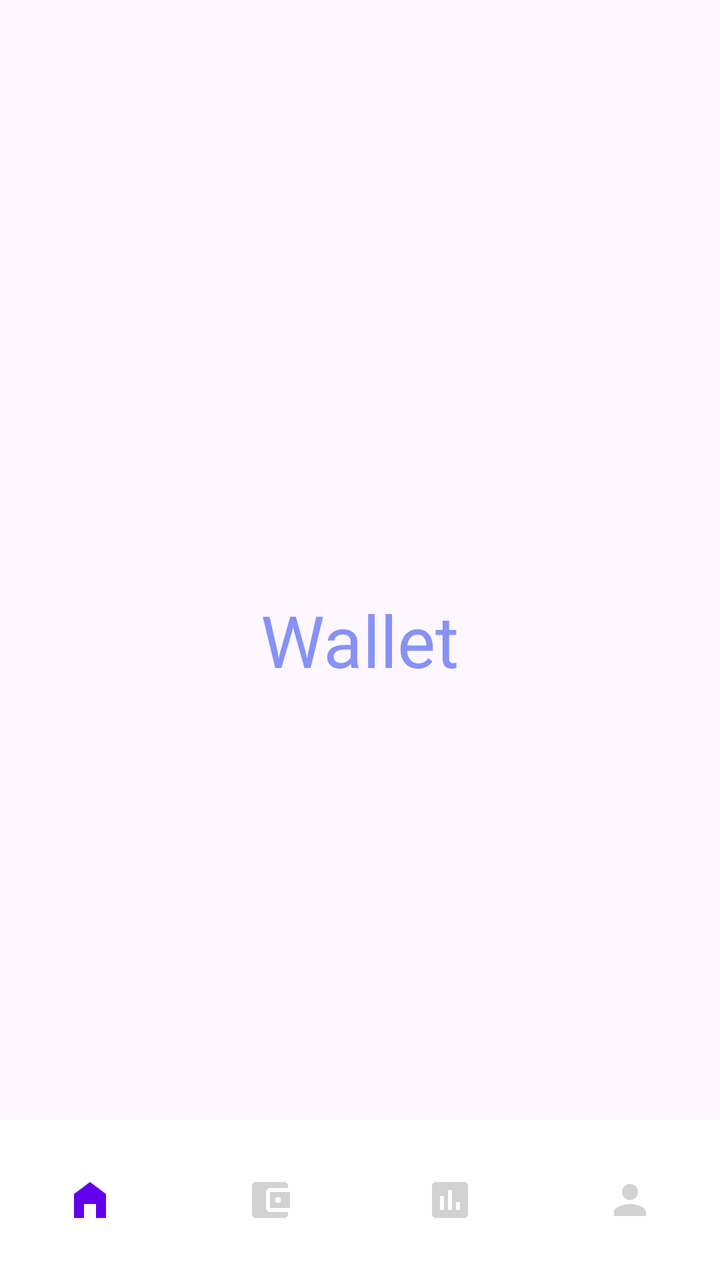
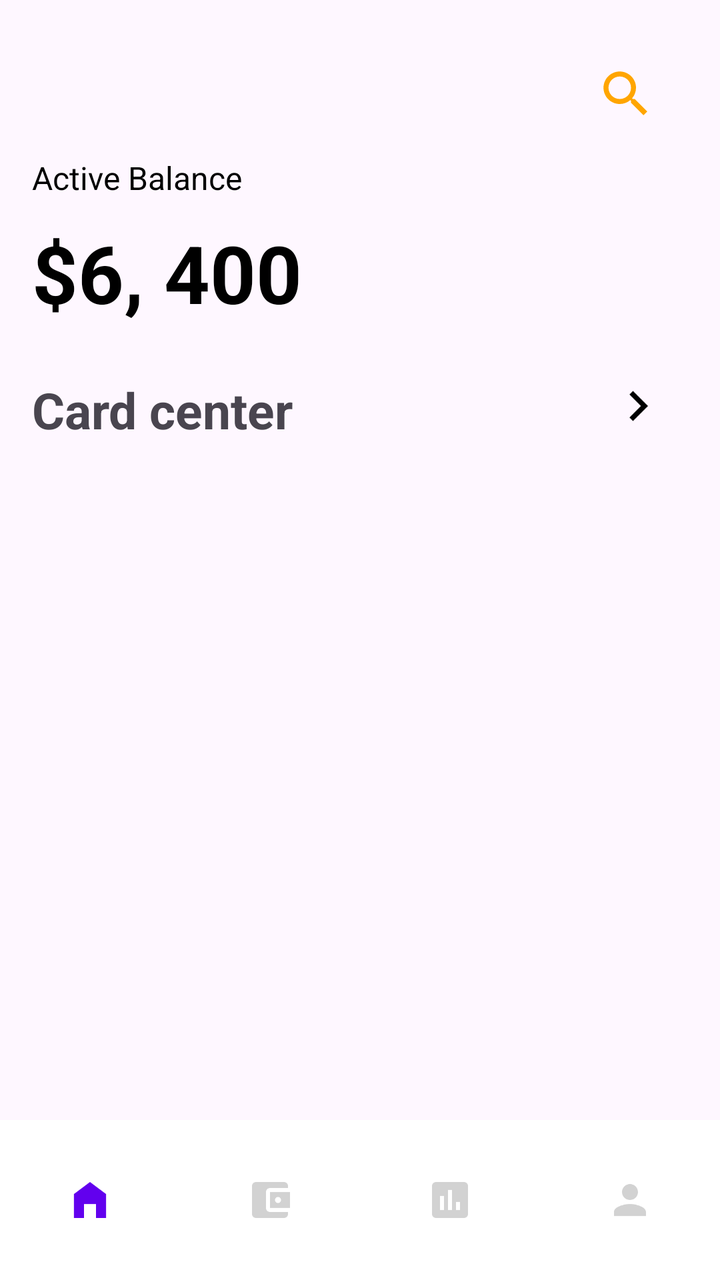

Screens rendered from an Android XML layout before and after an edit, with the pre-edit source and the edit as a unified diff.
<!-- AndroidManifest.xml: application theme Theme.Bankify -->
<!-- res/layout/fragment_wallet.xml -->
<?xml version="1.0" encoding="utf-8"?>
<RelativeLayout xmlns:android="http://schemas.android.com/apk/res/android"
    xmlns:app="http://schemas.android.com/apk/res-auto"
    xmlns:tools="http://schemas.android.com/tools"
    android:layout_width="match_parent"
    android:layout_height="match_parent"
    tools:context=".fragments.WalletPage">

    <TextView
        android:layout_width="wrap_content"
        android:layout_height="wrap_content"
        android:text="Wallet"
        android:textSize="36sp"
        android:textColor="@color/lavender"
        android:layout_centerInParent="true"/>

    <com.google.android.material.bottomnavigation.BottomNavigationView
        android:layout_width="match_parent"
        android:layout_height="wrap_content"
        android:id="@+id/bottomNavigationView"
        android:layout_alignParentBottom="true"
        android:background="@drawable/bg_bottom"
        android:elevation="2dp"
        app:menu="@menu/bottom_menu"
        app:itemIconSize="24dp"
        app:itemIconTint="@drawable/selector_item"
        app:itemRippleColor="@android:color/transparent"
        app:labelVisibilityMode="unlabeled" />

</RelativeLayout>
<!-- resources referenced by this layout -->
<resources>
  <color name="lavender">#8692F7</color>
  <!-- drawable bg_bottom (drawable) -->
  <?xml version="1.0" encoding="utf-8"?>
  <shape xmlns:android="http://schemas.android.com/apk/res/android" android:shape="rectangle">
      <solid android:color="@color/white" />
      <corners android:radius="0dp" />
      <padding android:left="0dp" android:top="0dp" android:right="0dp" android:bottom="0dp" />
      <stroke android:width="0dp" android:color="@android:color/transparent" />
  </shape>
  <!-- drawable selector_item (drawable) -->
  <?xml version="1.0" encoding="utf-8"?>
  <selector xmlns:android="http://schemas.android.com/apk/res/android">
      <item
          android:state_selected="true"
          android:color="@color/purple_500"/>
  
      <item
          android:state_selected="false"
          android:color="@color/grey"/>
  </selector>
  <style name="Theme.Bankify" parent="Base.Theme.Bankify" />
  <color name="white">#FFFFFFFF</color>
  <color name="purple_500">#FF6200EE</color>
  <color name="grey">#d2d2d2</color>
  <style name="Base.Theme.Bankify" parent="Theme.Material3.DayNight.NoActionBar">
          
           <item name="colorPrimary">@color/lavender</item>
           <item name="colorPrimaryVariant">@color/lavender</item>
           <item name="colorOnPrimary">@color/white</item>
          
          <item name="colorSecondary">@color/teal_200</item>
          <item name="colorSecondaryVariant">@color/teal_700</item>
          <item name="colorOnSecondary">@color/black</item>
          
          <item name="android:statusBarColor">@android:color/white</item>
          <item name="android:windowLightStatusBar">true</item>
          <item name="android:windowTranslucentStatus">true</item>
      </style>
  <color name="teal_200">#FF03DAC5</color>
  <color name="teal_700">#FF018786</color>
  <color name="black">#FF000000</color>
</resources>

<!-- the commit's change to res/layout/fragment_wallet.xml (unified diff, before → after) -->
@@ -6,13 +6,83 @@
     android:layout_height="match_parent"
     tools:context=".fragments.WalletPage">
 
-    <TextView
+    <ScrollView
         android:layout_width="wrap_content"
         android:layout_height="wrap_content"
-        android:text="Wallet"
-        android:textSize="36sp"
-        android:textColor="@color/lavender"
-        android:layout_centerInParent="true"/>
+        android:fillViewport="true">
+
+        <LinearLayout
+            android:layout_width="match_parent"
+            android:layout_height="wrap_content"
+            android:orientation="vertical"
+            android:padding="16dp">
+
+            <RelativeLayout
+                android:layout_width="wrap_content"
+                android:layout_height="wrap_content"
+                android:padding="16dp">
+                <ImageView
+                    android:layout_width="30dp"
+                    android:layout_height="30dp"
+                    android:layout_alignParentEnd="true"
+                    android:layout_centerVertical="true"
+                    android:src="@drawable/ic_search_24"
+                    android:contentDescription="Search Icon"
+                    app:tint="#FFA500"
+                    />
+            </RelativeLayout>
+
+            <LinearLayout
+                android:layout_width="match_parent"
+                android:layout_height="wrap_content"
+                android:orientation="vertical">
+                <TextView
+                    android:id="@+id/walletBalanceTitle"
+                    android:layout_width="wrap_content"
+                    android:layout_height="wrap_content"
+                    android:layout_alignParentStart="true"
+                    android:text="Active Balance"
+                    android:textSize="16sp"
+                    android:textColor="@android:color/black" />
+
+                <TextView
+                    android:id="@+id/walletBalance"
+                    android:layout_width="wrap_content"
+                    android:layout_height="wrap_content"
+                    android:layout_alignParentStart="true"
+                    android:layout_below="@+id/walletBalanceTitle"
+                    android:layout_marginVertical="10dp"
+                    android:text="$6, 400"
+                    android:textSize="40sp"
+                    android:textStyle="bold"
+                    android:textColor="@android:color/black" />
+            </LinearLayout>
+
+            <LinearLayout
+                android:layout_width="match_parent"
+                android:layout_height="wrap_content"
+                android:orientation="horizontal"
+                android:layout_marginTop="15dp">
+                <TextView
+                    android:layout_width="wrap_content"
+                    android:layout_height="wrap_content"
+                    android:layout_weight="1"
+                    android:text="Card center"
+                    android:textSize="25sp"
+                    android:gravity="start"
+                    android:textStyle="bold"/>
+
+                <ImageView
+                    android:layout_width="30dp"
+                    android:layout_height="30dp"
+                    android:layout_alignParentEnd="true"
+                    android:layout_centerVertcial="true"
+                    android:layout_marginRight="10dp"
+                    android:src="@drawable/ic_keyboard_arrow_right_24"
+                    android:contentDescription="Right Arrow"/>
+            </LinearLayout>
+        </LinearLayout>
+    </ScrollView>
 
     <com.google.android.material.bottomnavigation.BottomNavigationView
         android:layout_width="match_parent"
<!-- resource entries referenced after the edit -->
@@ -1,6 +1,5 @@
 <!-- resources referenced by this layout -->
 <resources>
-  <color name="lavender">#8692F7</color>
   <!-- drawable bg_bottom (drawable) -->
   <?xml version="1.0" encoding="utf-8"?>
   <shape xmlns:android="http://schemas.android.com/apk/res/android" android:shape="rectangle">
@@ -9,6 +8,18 @@
       <padding android:left="0dp" android:top="0dp" android:right="0dp" android:bottom="0dp" />
       <stroke android:width="0dp" android:color="@android:color/transparent" />
   </shape>
+  <!-- drawable ic_keyboard_arrow_right_24 (drawable) -->
+  <vector xmlns:android="http://schemas.android.com/apk/res/android" android:autoMirrored="true" android:height="24dp" android:tint="#000000" android:viewportHeight="24" android:viewportWidth="24" android:width="24dp">
+        
+      <path android:fillColor="@android:color/white" android:pathData="M8.59,16.59L13.17,12 8.59,7.41 10,6l6,6 -6,6 -1.41,-1.41z"/>
+      
+  </vector>
+  <!-- drawable ic_search_24 (drawable) -->
+  <vector xmlns:android="http://schemas.android.com/apk/res/android" android:height="24dp" android:tint="#000000" android:viewportHeight="24" android:viewportWidth="24" android:width="24dp">
+        
+      <path android:fillColor="@android:color/white" android:pathData="M15.5,14h-0.79l-0.28,-0.27C15.41,12.59 16,11.11 16,9.5 16,5.91 13.09,3 9.5,3S3,5.91 3,9.5 5.91,16 9.5,16c1.61,0 3.09,-0.59 4.23,-1.57l0.27,0.28v0.79l5,4.99L20.49,19l-4.99,-5zM9.5,14C7.01,14 5,11.99 5,9.5S7.01,5 9.5,5 14,7.01 14,9.5 11.99,14 9.5,14z"/>
+      
+  </vector>
   <!-- drawable selector_item (drawable) -->
   <?xml version="1.0" encoding="utf-8"?>
   <selector xmlns:android="http://schemas.android.com/apk/res/android">
@@ -38,6 +49,7 @@
           <item name="android:windowLightStatusBar">true</item>
           <item name="android:windowTranslucentStatus">true</item>
       </style>
+  <color name="lavender">#8692F7</color>
   <color name="teal_200">#FF03DAC5</color>
   <color name="teal_700">#FF018786</color>
   <color name="black">#FF000000</color>
